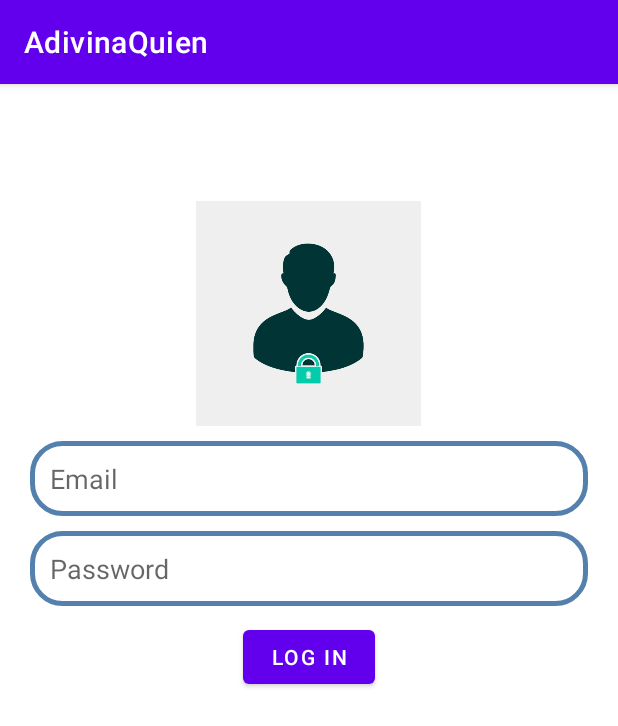
After one commit to moisiete99/AdivinaQuien, an Android app: the LogIn screen opened directly, with no data from a screen before it, on a phone screen of 412 x 824 dp. The commit adds this screen. Shown: the top 726 px of the screen. Run offline under Robolectric (Android 15) with nearby library versions, the phone set to English and light mode, and no system bars.

Commit message:
diseñando login xml

```diff
--- a/app/src/main/AndroidManifest.xml
+++ b/app/src/main/AndroidManifest.xml
@@ -10,6 +10,12 @@
         android:supportsRtl="true"
         android:theme="@style/Theme.AdivinaQuien">
         <activity
+            android:name=".SignUp"
+            android:exported="true" />
+        <activity
+            android:name=".LogIn"
+            android:exported="true" />
+        <activity
             android:name=".MainActivity"
             android:exported="true">
             <intent-filter>
@@ -18,7 +24,7 @@
                 <category android:name="android.intent.category.LAUNCHER" />
             </intent-filter>
         </activity>
-        <activity android:name=".Entredos"></activity>
+        <activity android:name=".Entredos" />
     </application>
 
 </manifest>
--- /dev/null
+++ b/app/src/main/java/com/example/adivinaquien/LogIn.kt
@@ -0,0 +1,11 @@
+package com.example.adivinaquien
+
+import androidx.appcompat.app.AppCompatActivity
+import android.os.Bundle
+
+class LogIn : AppCompatActivity() {
+    override fun onCreate(savedInstanceState: Bundle?) {
+        super.onCreate(savedInstanceState)
+        setContentView(R.layout.activity_log_in)
+    }
+}
--- /dev/null
+++ b/app/src/main/java/com/example/adivinaquien/SignUp.kt
@@ -0,0 +1,11 @@
+package com.example.adivinaquien
+
+import androidx.appcompat.app.AppCompatActivity
+import android.os.Bundle
+
+class SignUp : AppCompatActivity() {
+    override fun onCreate(savedInstanceState: Bundle?) {
+        super.onCreate(savedInstanceState)
+        setContentView(R.layout.activity_sign_up)
+    }
+}
--- /dev/null
+++ b/app/src/main/res/drawable/edt_background.xml
@@ -0,0 +1,7 @@
+<?xml version="1.0" encoding="utf-8"?>
+<shape xmlns:android="http://schemas.android.com/apk/res/android">
+    <corners android:radius="20dp" />
+    <stroke
+        android:width="3dp"
+        android:color="@color/login_blue"/>
+</shape>
--- /dev/null
+++ b/app/src/main/res/layout/activity_log_in.xml
@@ -0,0 +1,49 @@
+<?xml version="1.0" encoding="utf-8"?>
+<RelativeLayout xmlns:android="http://schemas.android.com/apk/res/android"
+    xmlns:app="http://schemas.android.com/apk/res-auto"
+    xmlns:tools="http://schemas.android.com/tools"
+    android:layout_width="match_parent"
+    android:layout_height="match_parent"
+    tools:context=".LogIn">
+
+    <ImageView
+        android:id="@+id/logo_login"
+        android:layout_width="150dp"
+        android:layout_height="150dp"
+        android:layout_centerHorizontal="true"
+        android:layout_marginTop="78dp"
+        android:src="@drawable/login" />
+
+    <EditText
+        android:id="@+id/edt_email"
+        android:layout_width="match_parent"
+        android:layout_height="50dp"
+        android:layout_below="@id/logo_login"
+        android:layout_marginTop="10dp"
+        android:hint="Email"
+        android:paddingLeft="13dp"
+        android:background="@drawable/edt_background"
+        android:layout_marginLeft="20dp"
+        android:layout_marginRight="20dp"/>
+
+    <EditText
+        android:id="@+id/edt_password"
+        android:layout_width="match_parent"
+        android:layout_height="50dp"
+        android:layout_below="@id/edt_email"
+        android:layout_marginTop="10dp"
+        android:hint="Password"
+        android:paddingLeft="13dp"
+        android:background="@drawable/edt_background"
+        android:layout_marginLeft="20dp"
+        android:layout_marginRight="20dp"/>
+
+    <Button
+        android:layout_width="wrap_content"
+        android:layout_height="wrap_content"
+        android:layout_below="@id/edt_password"
+        android:layout_centerHorizontal="true"
+        android:layout_marginTop="10dp"
+        android:text="Log In" />
+
+</RelativeLayout>
--- /dev/null
+++ b/app/src/main/res/layout/activity_sign_up.xml
@@ -0,0 +1,9 @@
+<?xml version="1.0" encoding="utf-8"?>
+<androidx.constraintlayout.widget.ConstraintLayout xmlns:android="http://schemas.android.com/apk/res/android"
+    xmlns:app="http://schemas.android.com/apk/res-auto"
+    xmlns:tools="http://schemas.android.com/tools"
+    android:layout_width="match_parent"
+    android:layout_height="match_parent"
+    tools:context=".SignUp">
+
+</androidx.constraintlayout.widget.ConstraintLayout>
--- a/app/src/main/res/values/colors.xml
+++ b/app/src/main/res/values/colors.xml
@@ -7,4 +7,7 @@
     <color name="teal_700">#FF018786</color>
     <color name="black">#FF000000</color>
     <color name="white">#FFFFFFFF</color>
+
+    <color name="login_blue">#5380ac</color>
+    <color name="login_yellow">#cccc00</color>
 </resources>
```
Also changed, not shown: app/src/main/res/drawable-v24/login.jpg (added), app/src/main/res/drawable-v24/send.png (added), app/src/main/res/drawable-v24/signup.jpg (added).
